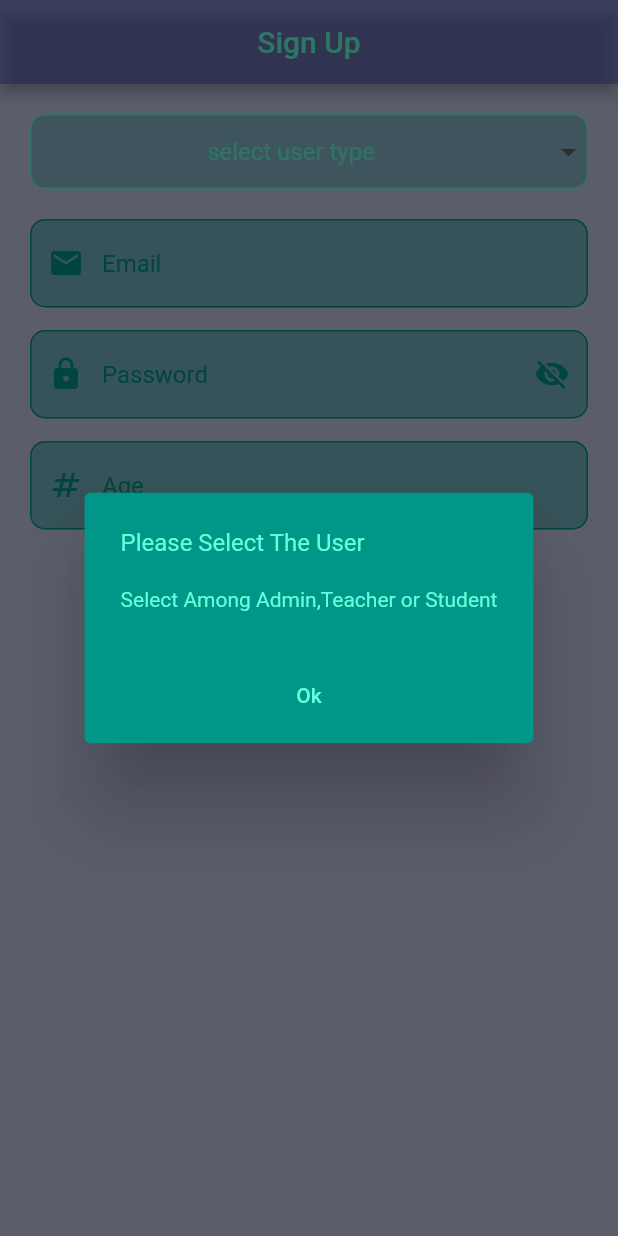
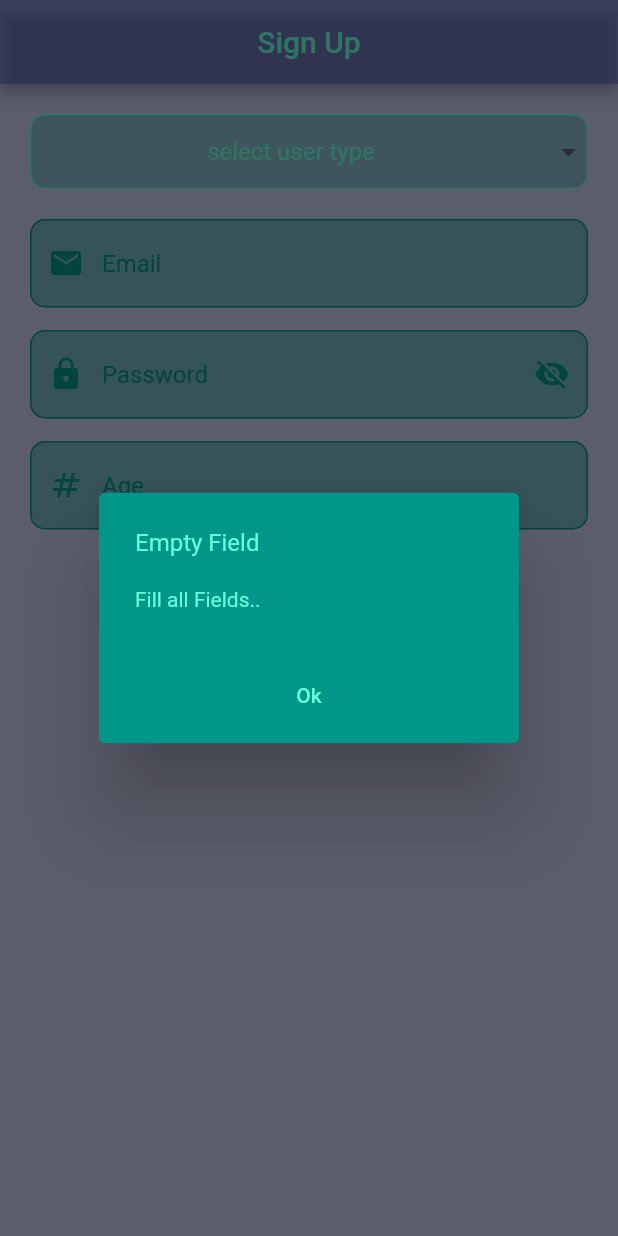
Before and after one commit to Arv-020/Shared-Preferences-Flutter-App, a Flutter app: the screen it shows after launch, after a tap on "Sign Up", on a phone screen of 412 x 824 dp. Run offline on Flutter 3.47's test engine with Material 2 defaults, Android fonts, the phone set to English and light mode, and no system bars; our stand-ins replace shared_preferences.

Commit message:
Blank Field problem solved

```diff
--- a/lib/screens/signup_screen.dart
+++ b/lib/screens/signup_screen.dart
@@ -177,6 +177,11 @@ class _SignUpScreenState extends State<SignUpScreen> {
           ),
           InkWell(
             onTap: () async {
+              if (_email.text.trim().isEmpty &&
+                  _age.text.trim().isEmpty &&
+                  _password.text.trim().isEmpty) {
+                customDialog("Empty Field", "Fill all Fields..");
+              } else {
                 SharedPreferences sp = await SharedPreferences.getInstance();
                 sp.setString('email', _email.text);
                 sp.setString('age', _age.text.toString());
@@ -207,34 +212,9 @@ class _SignUpScreenState extends State<SignUpScreen> {
                             builder: (context) => const StudentScreen()));
                   });
                 } else {
-                return showDialog(
-                  // barrierColor: Colors.teal, to add the blue or something in the background
-                  context: context,
-                  builder: (context) {
-                    return AlertDialog(
-                      // alignment: Alignment.center,
-                      actionsAlignment: MainAxisAlignment.center,
-                      backgroundColor: Colors.teal,
-                      title: const Text("Please Select The User"),
-                      titleTextStyle: const TextStyle(
-                          color: Colors.tealAccent, fontSize: 16),
-                      content:
-                          const Text("Select Among Admin,Teacher or Student"),
-                      contentTextStyle: const TextStyle(
-                          color: Colors.tealAccent, fontSize: 14),
-                      actions: [
-                        TextButton(
-                            onPressed: () {
-                              Navigator.of(context).pop();
-                            },
-                            child: const Text(
-                              "Ok",
-                              style: TextStyle(color: Colors.tealAccent),
-                            ))
-                      ],
-                    );
-                  },
-                );
+                  customDialog(
+                      "Select User", "Select Among Admin,Teacher,Student");
+                }
               }
             },
             child: Container(
@@ -263,4 +243,34 @@ class _SignUpScreenState extends State<SignUpScreen> {
       ),
     );
   }
+
+  void customDialog(String title, String content) {
+    showDialog(
+      // barrierColor: Colors.teal, to add the blue or something in the background
+      context: context,
+      builder: (context) {
+        return AlertDialog(
+          // alignment: Alignment.center,
+          actionsAlignment: MainAxisAlignment.center,
+          backgroundColor: Colors.teal,
+          title: Text(title),
+          titleTextStyle:
+              const TextStyle(color: Colors.tealAccent, fontSize: 16),
+          content: Text(content),
+          contentTextStyle:
+              const TextStyle(color: Colors.tealAccent, fontSize: 14),
+          actions: [
+            TextButton(
+                onPressed: () {
+                  Navigator.of(context).pop();
+                },
+                child: const Text(
+                  "Ok",
+                  style: TextStyle(color: Colors.tealAccent),
+                ))
+          ],
+        );
+      },
+    );
   }
+}
--- a/lib/screens/splash_screen.dart
+++ b/lib/screens/splash_screen.dart
@@ -37,10 +37,15 @@ class _SplashScreenState extends State<SplashScreen> {
           Navigator.push(context,
               MaterialPageRoute(builder: (context) => const TeacherScreen()));
         });
+      } else if (usertype == 'Student') {
+        Timer(const Duration(seconds: 1), () {
+          Navigator.push(context,
+              MaterialPageRoute(builder: (context) => const StudentScreen()));
+        });
       } else {
         Timer(const Duration(seconds: 1), () {
           Navigator.push(context,
-              MaterialPageRoute(builder: (context) => const StudentScreen()));
+              MaterialPageRoute(builder: (context) => const SignUpScreen()));
         });
       }
     } else {
```
Lines whose indentation alone changed are shown as unchanged.
